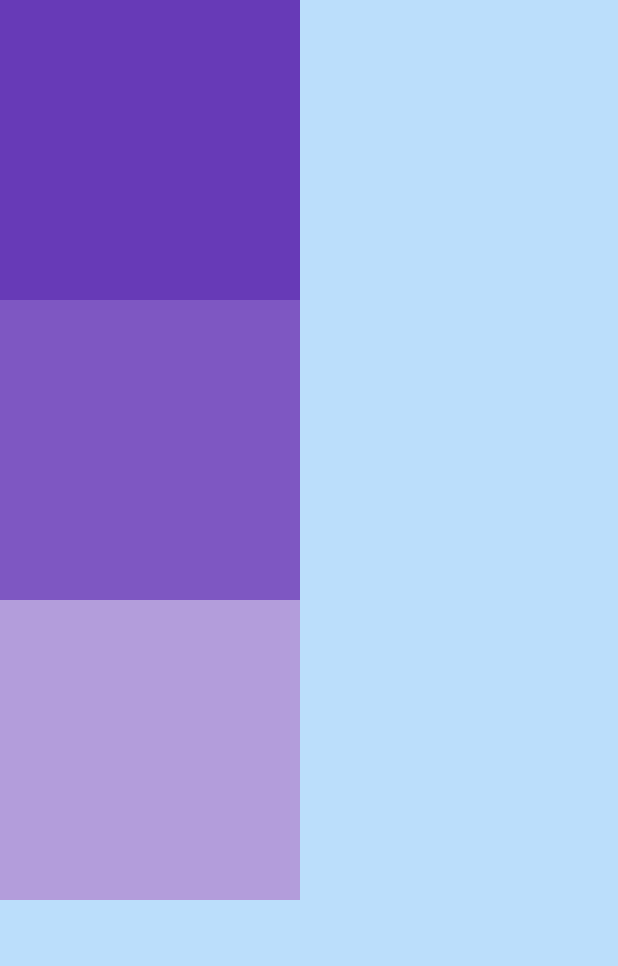
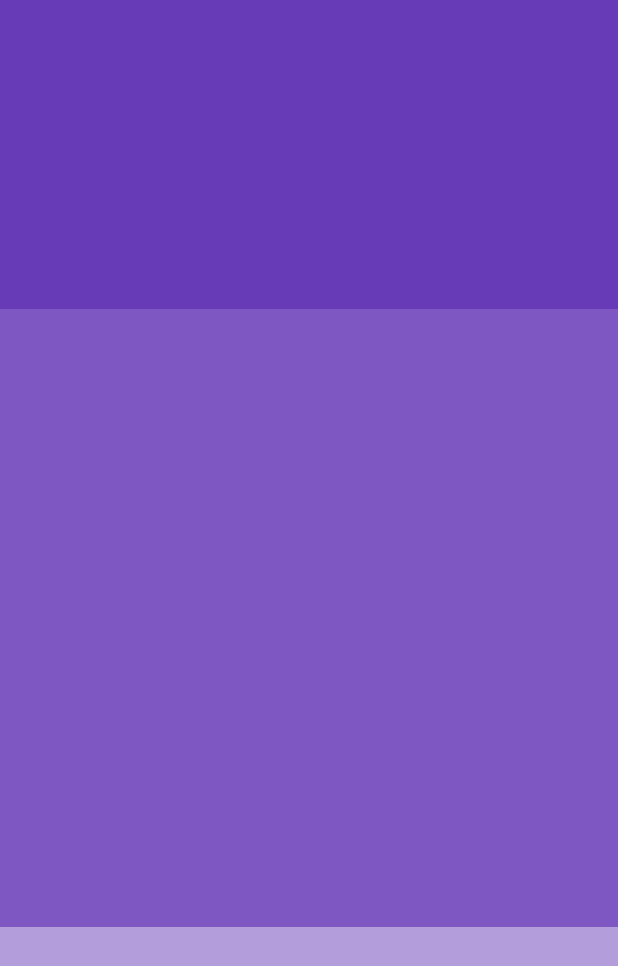
Before and after one commit to Karthikrajatp/flutter-learn, a Flutter app: the screen it shows after launch, on a phone screen of 412 x 824 dp. Shown: the top 966 px of the screen. Run offline on Flutter 3.47's test engine with Material 2 defaults, Android fonts, the phone set to English and light mode, and no system bars.

Commit message:
usage of expanded

```diff
--- a/lib/main.dart
+++ b/lib/main.dart
@@ -18,24 +18,25 @@ class MyApp extends StatelessWidget {
         body: Column(
           children: [
             //1stBox
-            Container(
-              height: 200,
-              width: 200,
+            Expanded(
+              child: Container(
                 color: Colors.deepPurple,
+                ),
             ),
 
             //2ndBox
-            Container(
-              height: 200,
-              width: 200,
+            Expanded(
+              flex: 2,
+              child: Container(
                 color: Colors.deepPurple[400],
+                ),
             ),
 
             //3rdBox
-            Container(
-              height: 200,
-              width: 200,
+            Expanded(
+              child: Container(
                 color: Colors.deepPurple[200],
+                ),
             )
 
           ],
```
Lines whose indentation alone changed are shown as unchanged.
